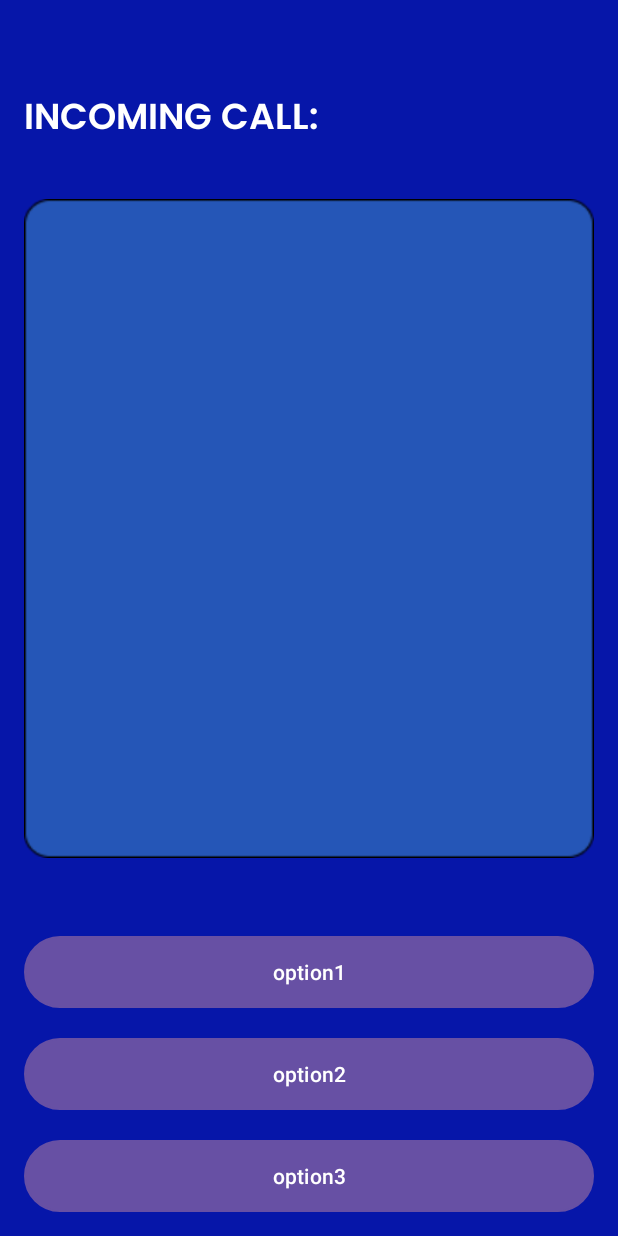
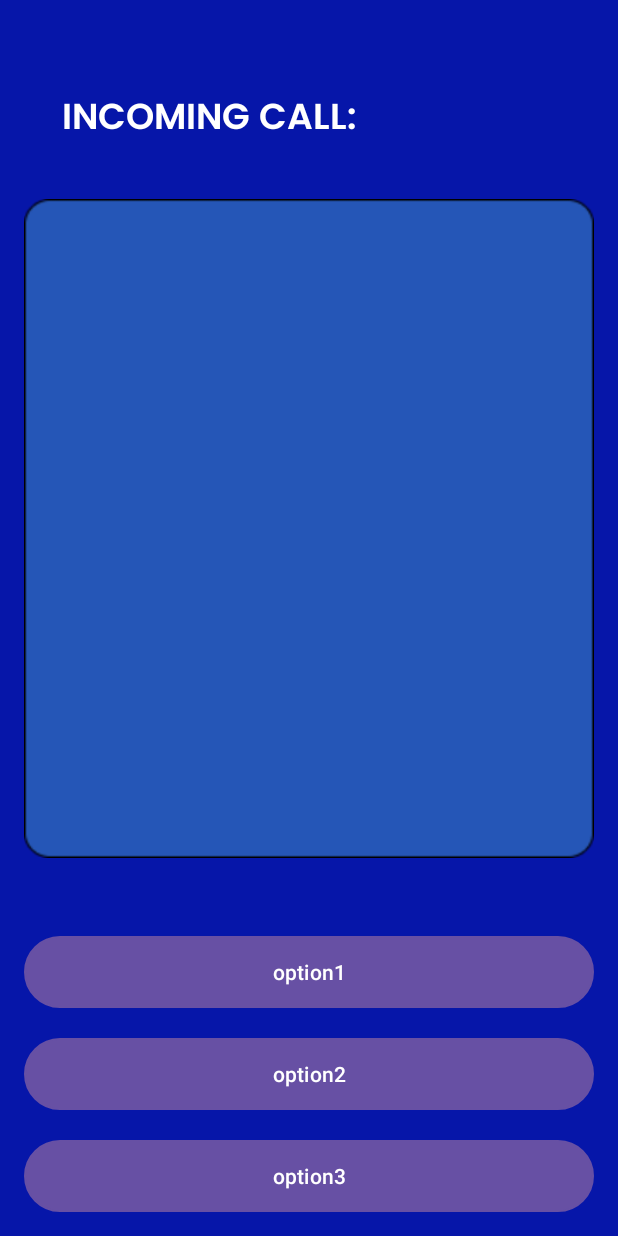
Before and after one commit to Kangkong24/CalltoDuty, an Android app: the GamePlay screen opened directly, with no data from a screen before it, on a phone screen of 412 x 824 dp. Run offline under Robolectric (Android 15) with nearby library versions, the phone set to English and light mode, and no system bars; 1 statement that could not run was skipped.

Commit message:
Update activity_game_play.xml

```diff
--- a/app/src/main/res/layout/activity_game_play.xml
+++ b/app/src/main/res/layout/activity_game_play.xml
@@ -14,6 +14,7 @@
         android:layout_height="wrap_content"
         android:layout_alignParentTop="true"
         android:layout_marginTop="43dp"
+        android:layout_marginLeft="25dp"
         android:fontFamily="@font/poppins_semibold"
         android:padding="16dp"
         android:text="INCOMING CALL:"
```
